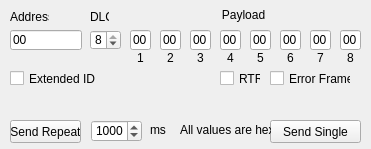
HubertD/cangaroo, file src/window/RawTxWindow/RawTxWindow.ui: the form before one commit.
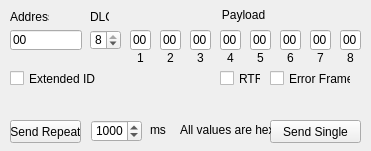
The form after the commit.

Commit message: Grey out payload byte boxes based on DLC. Fix minimum window height.

Patch:
```diff
--- a/src/window/RawTxWindow/RawTxWindow.ui
+++ b/src/window/RawTxWindow/RawTxWindow.ui
@@ -7,7 +7,7 @@
     <x>0</x>
     <y>0</y>
     <width>371</width>
-    <height>149</height>
+    <height>151</height>
    </rect>
   </property>
   <property name="sizePolicy">
@@ -19,7 +19,7 @@
   <property name="minimumSize">
    <size>
     <width>371</width>
-    <height>93</height>
+    <height>151</height>
    </size>
   </property>
   <property name="windowTitle">
```
The commit also changes 2 other files.
